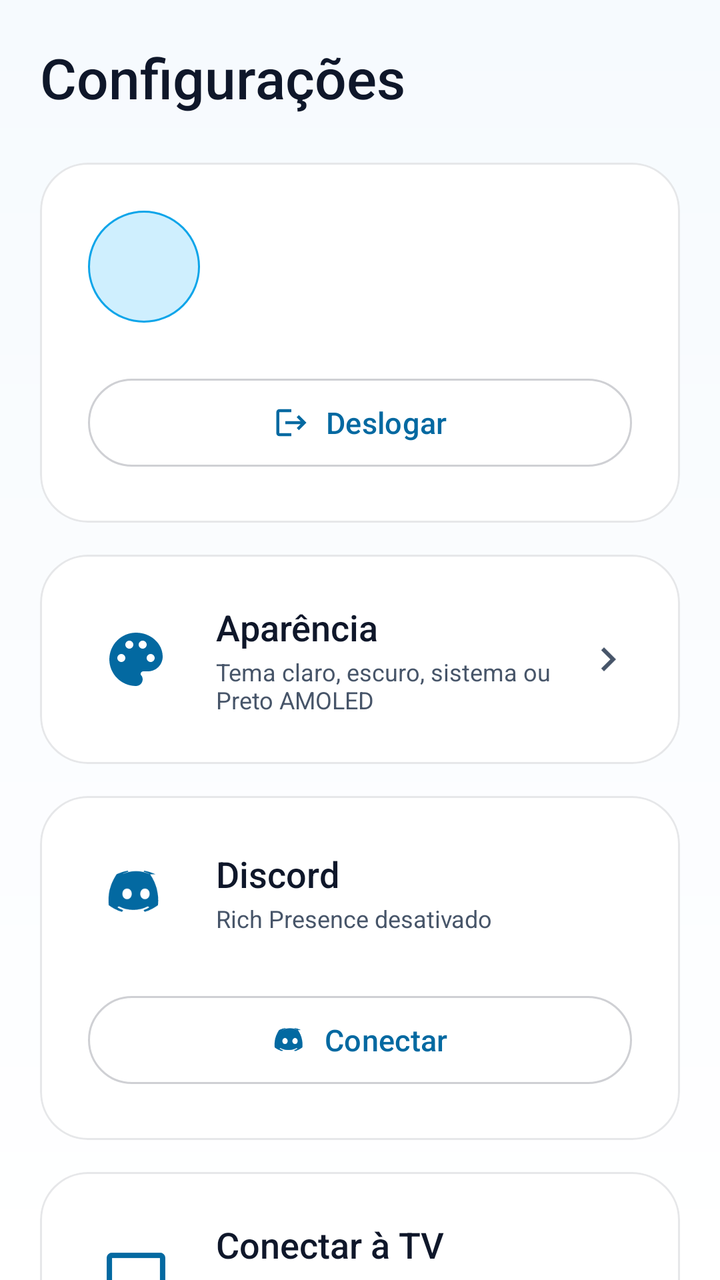
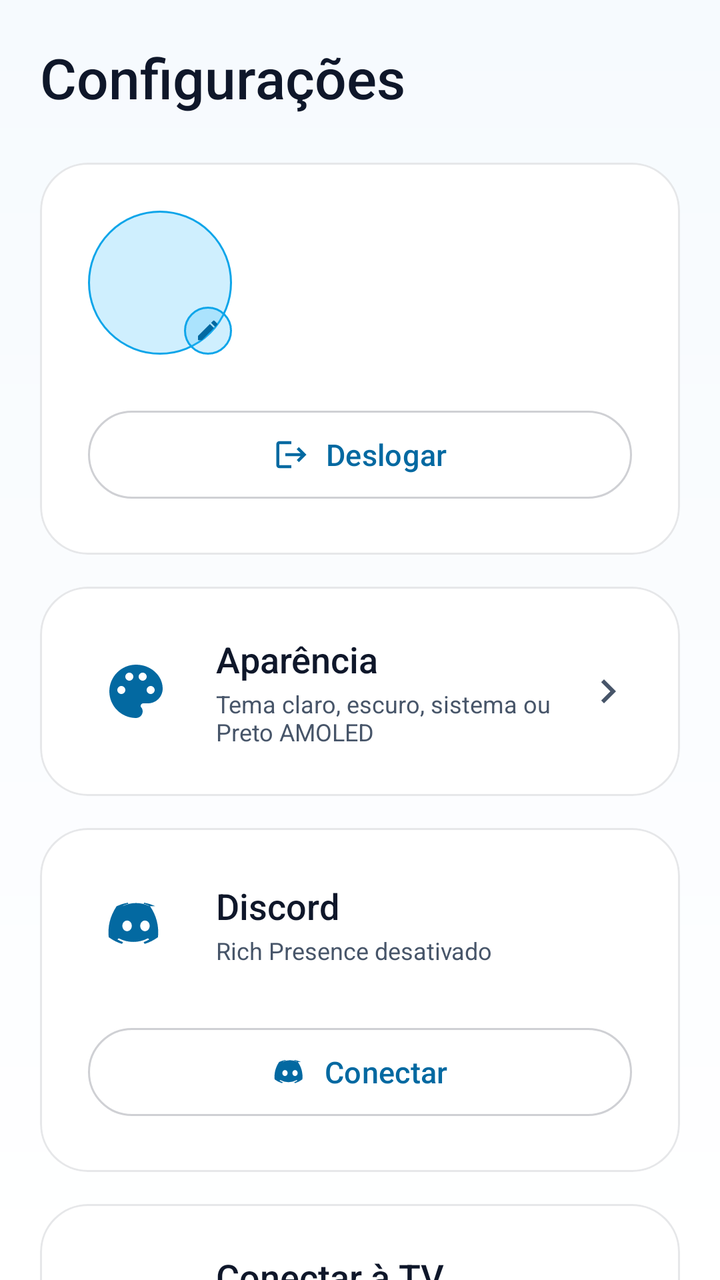

The first picture is an Android layout as it rendered before a commit; the second is the same layout after the commit. The layout source and the unified diff follow.
<!-- AndroidManifest.xml: application theme Theme.MystMusic -->
<!-- res/layout/fragment_settings.xml -->
<?xml version="1.0" encoding="utf-8"?>
<androidx.core.widget.NestedScrollView xmlns:android="http://schemas.android.com/apk/res/android"
    xmlns:app="http://schemas.android.com/apk/res-auto"
    android:layout_width="match_parent"
    android:layout_height="match_parent"
    android:clipToPadding="false"
    android:fillViewport="true">

    <LinearLayout
        android:layout_width="match_parent"
        android:layout_height="wrap_content"
        android:orientation="vertical"
        android:paddingStart="@dimen/screen_margin"
        android:paddingTop="@dimen/screen_margin"
        android:paddingEnd="@dimen/screen_margin"
        android:paddingBottom="@dimen/content_bottom_padding">

        <TextView
            android:layout_width="wrap_content"
            android:layout_height="wrap_content"
            android:fontFamily="sans-serif-medium"
            android:text="@string/settings_title"
            android:textColor="?attr/mystOnSurface"
            android:textSize="28sp" />

        <com.google.android.material.card.MaterialCardView
            android:layout_width="match_parent"
            android:layout_height="wrap_content"
            android:layout_marginTop="@dimen/space_l"
            app:cardBackgroundColor="?attr/mystSurface"
            app:cardCornerRadius="@dimen/corner_large"
            app:cardElevation="0dp"
            app:strokeColor="?attr/mystStroke"
            app:strokeWidth="1dp">

            <LinearLayout
                android:layout_width="match_parent"
                android:layout_height="wrap_content"
                android:orientation="vertical"
                android:padding="@dimen/space_l">

                <LinearLayout
                    android:layout_width="match_parent"
                    android:layout_height="wrap_content"
                    android:gravity="center_vertical"
                    android:orientation="horizontal">

                    <FrameLayout
                        android:layout_width="56dp"
                        android:layout_height="56dp"
                        android:background="@drawable/bg_avatar">

                        <TextView
                            android:id="@+id/settingsInitial"
                            android:layout_width="wrap_content"
                            android:layout_height="wrap_content"
                            android:layout_gravity="center"
                            android:fontFamily="sans-serif-medium"
                            android:textColor="?attr/mystAccentText"
                            android:textSize="24sp" />
                    </FrameLayout>

                    <LinearLayout
                        android:layout_width="0dp"
                        android:layout_height="wrap_content"
                        android:layout_marginStart="@dimen/space_m"
                        android:layout_weight="1"
                        android:orientation="vertical">

                        <TextView
                            android:id="@+id/settingsAccountName"
                            android:layout_width="match_parent"
                            android:layout_height="wrap_content"
                            android:ellipsize="end"
                            android:fontFamily="sans-serif-medium"
                            android:maxLines="1"
                            android:textColor="?attr/mystOnSurface"
                            android:textSize="18sp" />

                        <TextView
                            android:id="@+id/settingsAccountType"
                            android:layout_width="match_parent"
                            android:layout_height="wrap_content"
                            android:layout_marginTop="2dp"
                            android:textColor="?attr/mystOnSurfaceDim"
                            android:textSize="@dimen/text_small" />
                    </LinearLayout>
                </LinearLayout>

                <com.google.android.material.button.MaterialButton
                    android:id="@+id/settingsLogout"
                    style="@style/Widget.MystMusic.Button.Secondary"
                    android:layout_width="match_parent"
                    android:layout_height="52dp"
                    android:layout_marginTop="@dimen/space_l"
                    android:text="@string/settings_logout"
                    app:icon="@drawable/ic_logout"
                    app:iconGravity="textStart"
                    app:iconPadding="@dimen/space_s" />
            </LinearLayout>
        </com.google.android.material.card.MaterialCardView>

        <com.google.android.material.card.MaterialCardView
            android:id="@+id/settingsAppearanceCard"
            android:layout_width="match_parent"
            android:layout_height="wrap_content"
            android:layout_marginTop="@dimen/space_m"
            android:clickable="true"
            android:focusable="true"
            android:foreground="?attr/selectableItemBackground"
            app:cardBackgroundColor="?attr/mystSurface"
            app:cardCornerRadius="@dimen/corner_large"
            app:cardElevation="0dp"
            app:strokeColor="?attr/mystStroke"
            app:strokeWidth="1dp">

            <LinearLayout
                android:layout_width="match_parent"
                android:layout_height="wrap_content"
                android:gravity="center_vertical"
                android:orientation="horizontal"
                android:padding="@dimen/space_l">

                <ImageView
                    android:layout_width="@dimen/touch_target"
                    android:layout_height="@dimen/touch_target"
                    android:contentDescription="@null"
                    android:padding="@dimen/space_s"
                    android:src="@drawable/ic_appearance"
                    app:tint="?attr/mystAccentText" />

                <LinearLayout
                    android:layout_width="0dp"
                    android:layout_height="wrap_content"
                    android:layout_marginStart="@dimen/space_m"
                    android:layout_weight="1"
                    android:orientation="vertical">

                    <TextView
                        android:layout_width="match_parent"
                        android:layout_height="wrap_content"
                        android:fontFamily="sans-serif-medium"
                        android:text="@string/settings_appearance"
                        android:textColor="?attr/mystOnSurface"
                        android:textSize="18sp" />

                    <TextView
                        android:layout_width="match_parent"
                        android:layout_height="wrap_content"
                        android:layout_marginTop="2dp"
                        android:text="@string/settings_appearance_subtitle"
                        android:textColor="?attr/mystOnSurfaceDim"
                        android:textSize="@dimen/text_small" />
                </LinearLayout>

                <ImageView
                    android:layout_width="24dp"
                    android:layout_height="24dp"
                    android:contentDescription="@null"
                    android:src="@drawable/ic_chevron_right"
                    app:tint="?attr/mystOnSurfaceDim" />
            </LinearLayout>
        </com.google.android.material.card.MaterialCardView>

        <com.google.android.material.card.MaterialCardView
            android:id="@+id/settingsDiscordCard"
            android:layout_width="match_parent"
            android:layout_height="wrap_content"
            android:layout_marginTop="@dimen/space_m"
            app:cardBackgroundColor="?attr/mystSurface"
            app:cardCornerRadius="@dimen/corner_large"
            app:cardElevation="0dp"
            app:strokeColor="?attr/mystStroke"
            app:strokeWidth="1dp">

            <LinearLayout
                android:layout_width="match_parent"
                android:layout_height="wrap_content"
                android:orientation="vertical"
                android:padding="@dimen/space_l">

                <LinearLayout
                    android:layout_width="match_parent"
                    android:layout_height="wrap_content"
                    android:gravity="center_vertical"
                    android:orientation="horizontal">

                    <ImageView
                        android:layout_width="@dimen/touch_target"
                        android:layout_height="@dimen/touch_target"
                        android:contentDescription="@null"
                        android:padding="@dimen/space_s"
                        android:src="@drawable/ic_discord"
                        app:tint="?attr/mystAccentText" />

                    <LinearLayout
                        android:layout_width="0dp"
                        android:layout_height="wrap_content"
                        android:layout_marginStart="@dimen/space_m"
                        android:layout_weight="1"
                        android:orientation="vertical">

                        <TextView
                            android:layout_width="match_parent"
                            android:layout_height="wrap_content"
                            android:fontFamily="sans-serif-medium"
                            android:text="@string/settings_discord"
                            android:textColor="?attr/mystOnSurface"
                            android:textSize="18sp" />

                        <TextView
                            android:id="@+id/settingsDiscordStatus"
                            android:layout_width="match_parent"
                            android:layout_height="wrap_content"
                            android:layout_marginTop="2dp"
                            android:text="@string/settings_discord_off"
                            android:textColor="?attr/mystOnSurfaceDim"
                            android:textSize="@dimen/text_small" />
                    </LinearLayout>
                </LinearLayout>

                <com.google.android.material.button.MaterialButton
                    android:id="@+id/settingsDiscordAction"
                    style="@style/Widget.MystMusic.Button.Secondary"
                    android:layout_width="match_parent"
                    android:layout_height="52dp"
                    android:layout_marginTop="@dimen/space_l"
                    android:text="@string/settings_discord_connect"
                    app:icon="@drawable/ic_discord"
                    app:iconGravity="textStart"
                    app:iconPadding="@dimen/space_s" />
            </LinearLayout>
        </com.google.android.material.card.MaterialCardView>

        <com.google.android.material.card.MaterialCardView
            android:id="@+id/settingsTvCard"
            android:layout_width="match_parent"
            android:layout_height="wrap_content"
            android:layout_marginTop="@dimen/space_m"
            android:clickable="true"
            android:focusable="true"
            android:foreground="?attr/selectableItemBackground"
            app:cardBackgroundColor="?attr/mystSurface"
            app:cardCornerRadius="@dimen/corner_large"
            app:cardElevation="0dp"
            app:strokeColor="?attr/mystStroke"
            app:strokeWidth="1dp">

            <LinearLayout
                android:layout_width="match_parent"
                android:layout_height="wrap_content"
                android:gravity="center_vertical"
                android:orientation="horizontal"
                android:padding="@dimen/space_l">

                <ImageView
                    android:layout_width="@dimen/touch_target"
                    android:layout_height="@dimen/touch_target"
                    android:contentDescription="@null"
                    android:padding="@dimen/space_s"
                    android:src="@drawable/ic_tv"
                    app:tint="?attr/mystAccentText" />

                <LinearLayout
                    android:layout_width="0dp"
                    android:layout_height="wrap_content"
                    android:layout_marginStart="@dimen/space_m"
                    android:layout_weight="1"
                    android:orientation="vertical">

                    <TextView
                        android:layout_width="match_parent"
                        android:layout_height="wrap_content"
                        android:fontFamily="sans-serif-medium"
                        android:text="@string/settings_tv"
                        android:textColor="?attr/mystOnSurface"
                        android:textSize="18sp" />

                    <TextView
                        android:layout_width="match_parent"
                        android:layout_height="wrap_content"
                        android:layout_marginTop="2dp"
                        android:text="@string/settings_tv_subtitle"
                        android:textColor="?attr/mystOnSurfaceDim"
                        android:textSize="@dimen/text_small" />
                </LinearLayout>
            </LinearLayout>
        </com.google.android.material.card.MaterialCardView>

        <com.google.android.material.card.MaterialCardView
            android:id="@+id/settingsLogsCard"
            android:layout_width="match_parent"
            android:layout_height="wrap_content"
            android:layout_marginTop="@dimen/space_m"
            android:clickable="true"
            android:focusable="true"
            android:foreground="?attr/selectableItemBackground"
            app:cardBackgroundColor="?attr/mystSurface"
            app:cardCornerRadius="@dimen/corner_large"
            app:cardElevation="0dp"
            app:strokeColor="?attr/mystStroke"
            app:strokeWidth="1dp">

            <LinearLayout
                android:layout_width="match_parent"
                android:layout_height="wrap_content"
                android:gravity="center_vertical"
                android:orientation="horizontal"
                android:padding="@dimen/space_l">

                <ImageView
                    android:layout_width="@dimen/touch_target"
                    android:layout_height="@dimen/touch_target"
                    android:contentDescription="@null"
                    android:padding="@dimen/space_s"
                    android:src="@drawable/ic_logs"
                    app:tint="?attr/mystAccentText" />

                <LinearLayout
                    android:layout_width="0dp"
                    android:layout_height="wrap_content"
                    android:layout_marginStart="@dimen/space_m"
                    android:layout_weight="1"
                    android:orientation="vertical">

                    <TextView
                        android:layout_width="match_parent"
                        android:layout_height="wrap_content"
                        android:fontFamily="sans-serif-medium"
                        android:text="@string/settings_logs"
                        android:textColor="?attr/mystOnSurface"
                        android:textSize="18sp" />

                    <TextView
                        android:layout_width="match_parent"
                        android:layout_height="wrap_content"
                        android:layout_marginTop="2dp"
                        android:text="@string/settings_logs_subtitle"
                        android:textColor="?attr/mystOnSurfaceDim"
                        android:textSize="@dimen/text_small" />
                </LinearLayout>
            </LinearLayout>
        </com.google.android.material.card.MaterialCardView>

        <TextView
            android:id="@+id/settingsVersion"
            android:layout_width="wrap_content"
            android:layout_height="wrap_content"
            android:layout_marginTop="@dimen/space_l"
            android:textColor="?attr/mystOnSurfaceDim"
            android:textSize="@dimen/text_body" />
    </LinearLayout>
</androidx.core.widget.NestedScrollView>
<!-- resources referenced by this layout -->
<resources>
  <dimen name="content_bottom_padding">112dp</dimen>
  <dimen name="corner_large">24dp</dimen>
  <dimen name="screen_margin">20dp</dimen>
  <dimen name="space_l">24dp</dimen>
  <dimen name="space_m">16dp</dimen>
  <dimen name="space_s">8dp</dimen>
  <dimen name="text_body">14sp</dimen>
  <dimen name="text_small">12sp</dimen>
  <dimen name="touch_target">48dp</dimen>
  <string name="settings_appearance">Aparência</string>
  <string name="settings_appearance_subtitle">Tema claro, escuro, sistema ou Preto AMOLED</string>
  <string name="settings_discord">Discord</string>
  <string name="settings_discord_connect">Conectar</string>
  <string name="settings_discord_off">Rich Presence desativado</string>
  <string name="settings_logout">Deslogar</string>
  <string name="settings_logs">Logs e diagnóstico</string>
  <string name="settings_logs_subtitle">Ver, copiar e compartilhar os logs do app</string>
  <string name="settings_title">Configurações</string>
  <string name="settings_tv">Conectar à TV</string>
  <string name="settings_tv_subtitle">Pareie pelo código de 5 dígitos na mesma rede Wi-Fi</string>
  <dimen name="text_button">15sp</dimen>
  <color name="light_accent">#0EA5E9</color>
  <color name="on_accent">#04202E</color>
  <color name="sky_400">#38BDF8</color>
  <color name="light_accent_text">#0369A1</color>
  <color name="light_surface">#FFFFFF</color>
  <color name="light_text">#0F172A</color>
  <color name="light_surface_alt">#E8F3FC</color>
  <color name="light_text_dim">#475569</color>
  <color name="light_stroke_strong">#330F172A</color>
  <color name="light_error">#DC2626</color>
  <color name="white">#FFFFFF</color>
  <color name="accent_alpha_24">#3D38BDF8</color>
  <color name="light_bg">#F6FAFE</color>
  <color name="light_navbar">#EBFFFFFF</color>
  <color name="light_stroke">#1A0F172A</color>
  <color name="light_accent_dark">#0284C7</color>
  <color name="on_image">#FFFFFF</color>
  <color name="image_scrim">#80000000</color>
  <color name="light_player_scrim">#CCF6FAFE</color>
  <color name="light_success">#15803D</color>
  <color name="accent_alpha_16">#2938BDF8</color>
  <!-- drawable bg_app (drawable) -->
  <?xml version="1.0" encoding="utf-8"?>
  <shape xmlns:android="http://schemas.android.com/apk/res/android" android:shape="rectangle">
      <gradient android:angle="270" android:startColor="?attr/mystBackground" android:endColor="?attr/mystSurface" />
  </shape>
  <style name="ThemeOverlay.MystMusic.BottomSheet" parent="ThemeOverlay.Material3.BottomSheetDialog">
          <item name="bottomSheetStyle">@style/Widget.MystMusic.BottomSheet</item>
          <item name="android:windowBackground">@color/transparent</item>
      </style>
  <color name="transparent">#00000000</color>
  <style name="Animation.MystMusic.Dialog" parent="@android:style/Animation.Dialog">
          <item name="android:windowEnterAnimation">@anim/dialog_in</item>
          <item name="android:windowExitAnimation">@anim/screen_fade_out</item>
      </style>
  <style name="Widget.MystMusic.BottomSheet" parent="Widget.Material3.BottomSheet.Modal">
          <item name="backgroundTint">?attr/mystSurfaceAlt</item>
          <item name="shapeAppearanceOverlay">@style/ShapeAppearance.MystMusic.BottomSheet</item>
      </style>
  <!-- unchanged entries left out for length: 13 -->
</resources>

<!-- the commit's change to res/layout/fragment_settings.xml (unified diff, before → after) -->
@@ -46,9 +46,21 @@
                     android:orientation="horizontal">
 
                     <FrameLayout
-                        android:layout_width="56dp"
-                        android:layout_height="56dp"
-                        android:background="@drawable/bg_avatar">
+                        android:id="@+id/settingsAvatarFrame"
+                        android:layout_width="72dp"
+                        android:layout_height="72dp"
+                        android:background="@drawable/bg_avatar"
+                        android:clickable="true"
+                        android:contentDescription="@string/settings_avatar_change"
+                        android:focusable="true">
+
+                        <com.google.android.material.imageview.ShapeableImageView
+                            android:id="@+id/settingsAvatarImage"
+                            android:layout_width="match_parent"
+                            android:layout_height="match_parent"
+                            android:scaleType="centerCrop"
+                            android:visibility="gone"
+                            app:shapeAppearanceOverlay="@style/ShapeAppearance.MystMusic.Circle" />
 
                         <TextView
                             android:id="@+id/settingsInitial"
@@ -57,7 +69,22 @@
                             android:layout_gravity="center"
                             android:fontFamily="sans-serif-medium"
                             android:textColor="?attr/mystAccentText"
-                            android:textSize="24sp" />
+                            android:textSize="28sp" />
+
+                        <FrameLayout
+                            android:layout_width="24dp"
+                            android:layout_height="24dp"
+                            android:layout_gravity="bottom|end"
+                            android:background="@drawable/bg_avatar">
+
+                            <ImageView
+                                android:layout_width="13dp"
+                                android:layout_height="13dp"
+                                android:layout_gravity="center"
+                                android:contentDescription="@null"
+                                android:src="@drawable/ic_edit"
+                                app:tint="?attr/mystAccentText" />
+                        </FrameLayout>
                     </FrameLayout>
 
                     <LinearLayout
<!-- resource entries referenced after the edit -->
@@ -9,8 +9,16 @@
   <dimen name="text_body">14sp</dimen>
   <dimen name="text_small">12sp</dimen>
   <dimen name="touch_target">48dp</dimen>
+  <!-- drawable ic_edit (drawable) -->
+  <?xml version="1.0" encoding="utf-8"?>
+  <vector xmlns:android="http://schemas.android.com/apk/res/android"
+      android:width="24dp" android:height="24dp"
+      android:viewportWidth="24" android:viewportHeight="24">
+      <path android:fillColor="#FFFFFFFF" android:pathData="M3 17.25V21h3.75L17.81 9.94l-3.75-3.75L3 17.25zM20.71 7.04a1 1 0 0 0 0-1.41l-2.34-2.34a1 1 0 0 0-1.41 0l-1.83 1.83 3.75 3.75 1.83-1.83z" />
+  </vector>
   <string name="settings_appearance">Aparência</string>
   <string name="settings_appearance_subtitle">Tema claro, escuro, sistema ou Preto AMOLED</string>
+  <string name="settings_avatar_change">Trocar foto de perfil</string>
   <string name="settings_discord">Discord</string>
   <string name="settings_discord_connect">Conectar</string>
   <string name="settings_discord_off">Rich Presence desativado</string>
@@ -20,6 +28,10 @@
   <string name="settings_title">Configurações</string>
   <string name="settings_tv">Conectar à TV</string>
   <string name="settings_tv_subtitle">Pareie pelo código de 5 dígitos na mesma rede Wi-Fi</string>
+  <style name="ShapeAppearance.MystMusic.Circle" parent="">
+          <item name="cornerFamily">rounded</item>
+          <item name="cornerSize">50%</item>
+      </style>
   <dimen name="text_button">15sp</dimen>
   <color name="light_accent">#0EA5E9</color>
   <color name="on_accent">#04202E</color>
